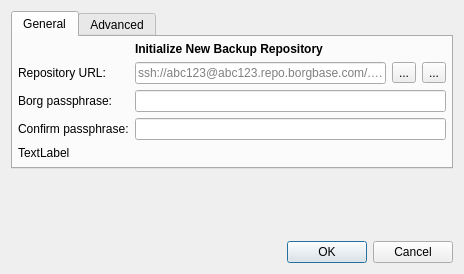
Before: the Qt Designer form src/vorta/assets/UI/repoadd.ui in borgbase/vorta, drawn with Qt 5.
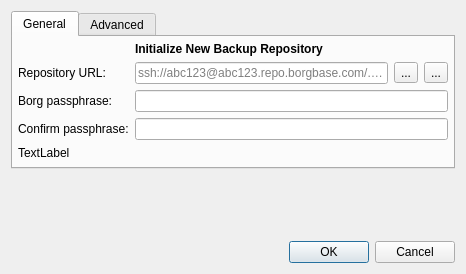
After: the same form once the commit is applied. Icons and pictures are not drawn.

```diff
--- a/src/vorta/assets/UI/repoadd.ui
+++ b/src/vorta/assets/UI/repoadd.ui
@@ -6,7 +6,7 @@
    <rect>
     <x>0</x>
     <y>0</y>
-    <width>464</width>
+        <width>466</width>
     <height>274</height>
    </rect>
   </property>
```
Left out of the diff: 9 changed lines with no effect on the pictures. Lines whose indentation alone changed are shown as unchanged.
